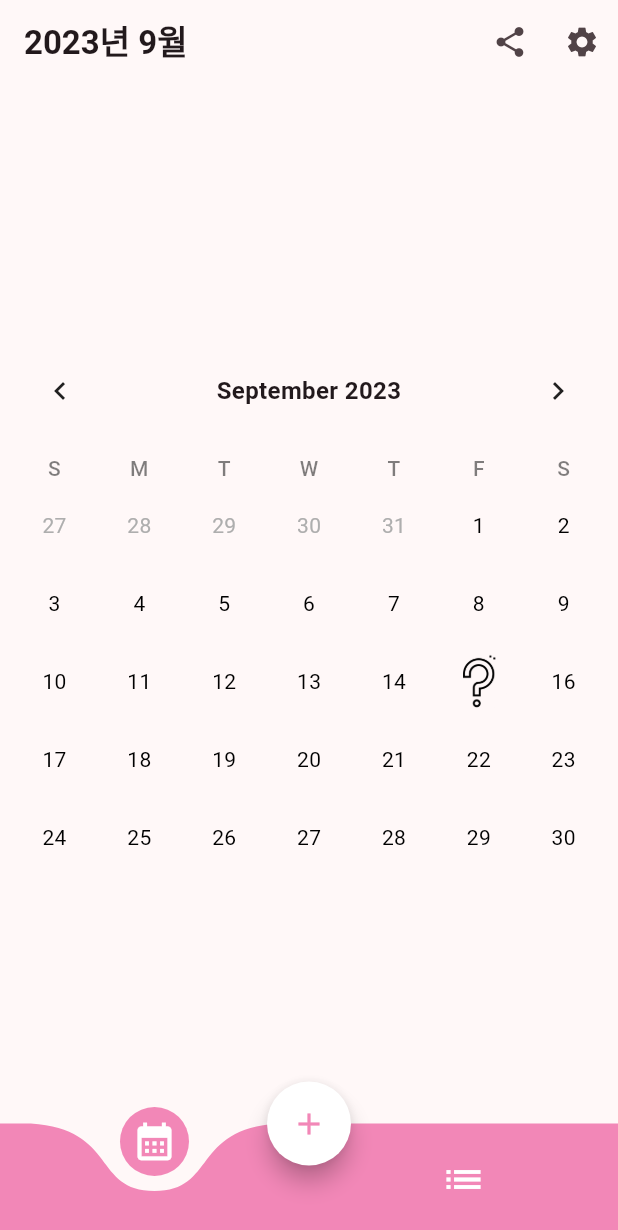
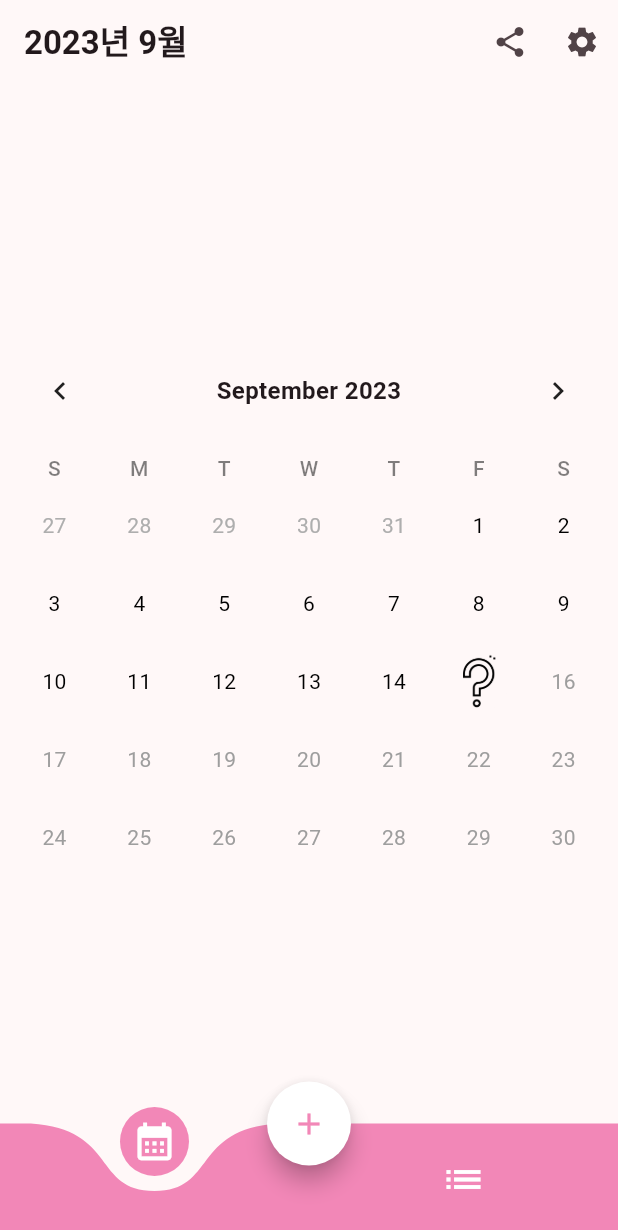
Before and after one commit to sinbee0402/Princess_Diaries, a Flutter app: the screen it shows after launch, on a phone screen of 412 x 824 dp. Shown: the top 1230 px of the screen. Run offline on Flutter 3.47's test engine with Material 2 defaults, Android fonts, the phone set to English and light mode, and no system bars; drawn by our look-alikes of curved_navigation_bar, table_calendar; our stand-ins replace flutter_local_notifications, freezed_annotation, get_it, go_router, injectable, permission_handler and 3 more; accounts and stored records are empty; generated files the repository leaves out were written again.

Commit message:
feat: main_screen calendar date color change

```diff
--- a/lib/presentation/main/main_screen.dart
+++ b/lib/presentation/main/main_screen.dart
@@ -44,10 +44,20 @@ class _MainScreenState extends State<MainScreen> {
   }
 
   Widget _buildDayWidget(DateTime date) {
+    Color color;
+
+    if (date == DateTime.now()) {
+      color = Colors.black;
+    } else if (date.isBefore(DateTime.now())) {
+      color = Colors.black;
+    } else {
+      color = Colors.grey;
+    }
+
     return Center(
       child: Text(
         date.day.toString(),
-        style: const TextStyle(color: Colors.black),
+        style: TextStyle(color: color),
       ),
     );
   }
```
